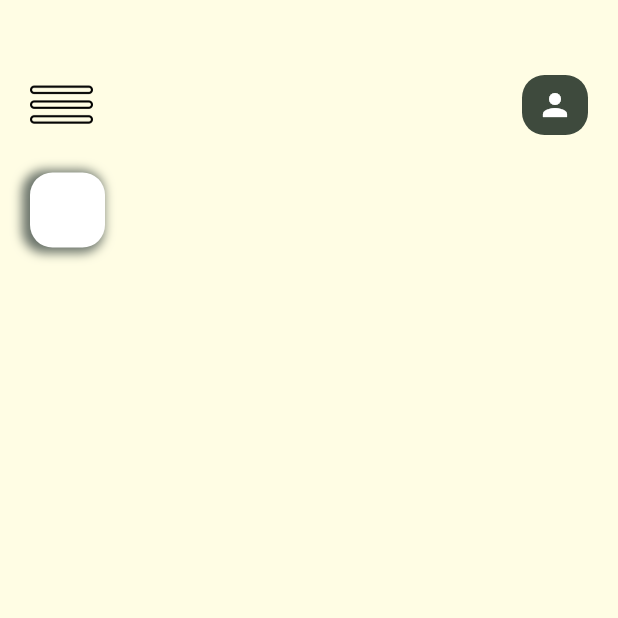
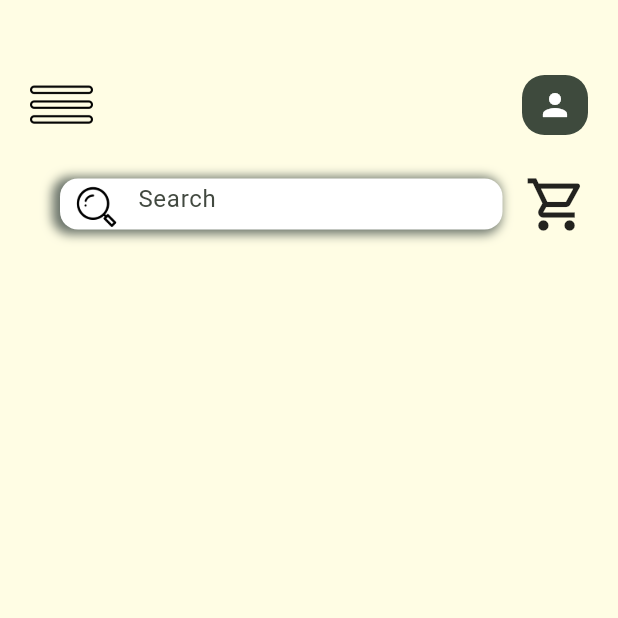
Before and after one commit to SOMBIT4/Tiral_Merchandise-Galaxy-FLUTTER-PROJECT, a Flutter app: the screen it shows after launch, on a phone screen of 412 x 824 dp, the top half of it. Run offline on Flutter 3.47's test engine with Material 2 defaults, Android fonts, the phone set to English and light mode, and no system bars.

Commit message:
added search bar and cart icon

```diff
--- a/lib/pages/home.dart
+++ b/lib/pages/home.dart
@@ -50,12 +50,17 @@ class _HomePageState extends State<HomePage> {
             ),
             Row(
               children: [
-                Container(
-                  height: 50,
-                  width: 50,
+                const SizedBox(
+                  width: 20,
+                ),
+                // Expanded(child: ),
+                Expanded(
+                  child: Container(
+                    height: 34,
+                    //width: 50,
                     decoration: BoxDecoration(
                       color: AppColor.whiteColor,
-                    borderRadius: BorderRadius.circular(15),
+                      borderRadius: BorderRadius.circular(12),
                       boxShadow: [
                         BoxShadow(
                           color: AppColor.shadowColor,
@@ -65,6 +70,27 @@ class _HomePageState extends State<HomePage> {
                         ),
                       ],
                     ),
+                    child: TextField(
+                      decoration: InputDecoration(
+                        hintText: "Search",
+                        border: InputBorder.none,
+                        prefixIcon: Image.asset(
+                          AppAssets.searchIcon,
+                        ),
+                        contentPadding: const EdgeInsets.symmetric(
+                          horizontal: 20,
+                          vertical: 10,
+                        ),
+                      ),
+                    ),
+                  ),
+                ),
+                const SizedBox(
+                  width: 15,
+                ),
+                const Icon(
+                  Icons.shopping_cart_outlined,
+                  size: 42,
                 ),
               ],
             ),
--- a/lib/res/app_assets/app_assets.dart
+++ b/lib/res/app_assets/app_assets.dart
@@ -1,5 +1,6 @@
 class AppAssets {
   static String menuIcon = "assets/img/menu.png";
+  static String searchIcon = "assets/img/search.png";
   static String foodBurger = "assets/img/food/burger.jpg";
   static String foodPizza = "assets/img/food/pizza.jpg";
   static String foodbiriyani = "assets/img/food/biriyani.jpg";
--- a/lib/res/colors/app_color.dart
+++ b/lib/res/colors/app_color.dart
@@ -7,7 +7,7 @@ class AppColor {
 
   static Color buttonColor = const Color(0xFF3e4a3d);
 
-  static Color whiteColor = Colors.white;
+  static Color whiteColor = const Color.fromARGB(255, 255, 255, 255);
 
   static Color shadowColor = Color.fromARGB(255, 107, 116, 107);
 }
```
Also changed, not shown: assets/img/search.png (added). Lines whose indentation alone changed are shown as unchanged.
